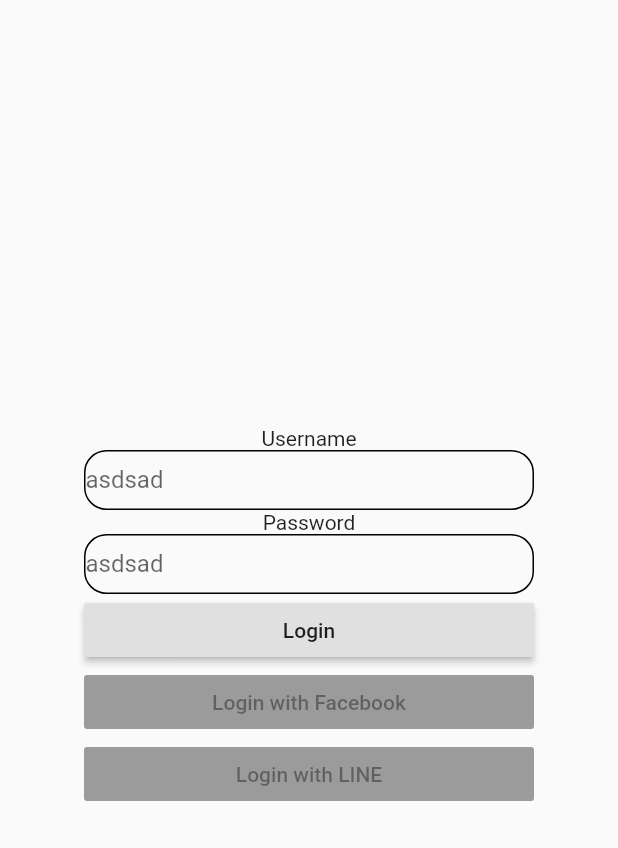
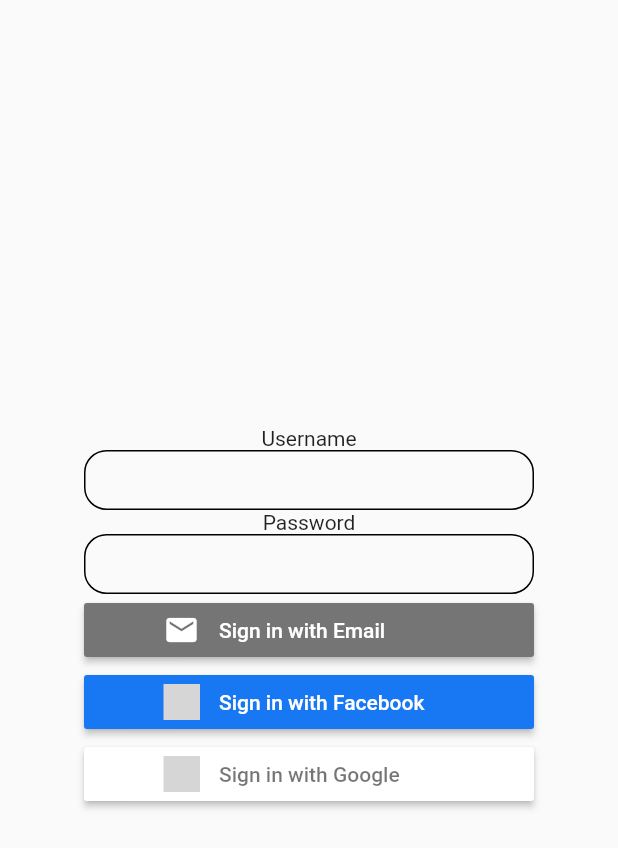
Before and after one commit to ping5721/Trip, a Flutter app: the screen it shows after launch, on a phone screen of 412 x 824 dp. Shown: the top 848 px of the screen. Run offline on Flutter 3.47's test engine with Material 2 defaults, Android fonts, the phone set to English and light mode, and no system bars; our stand-ins replace firebase_auth, firebase_core, flutter_signin_button, google_sign_in; accounts and stored records are empty; grey boxes are pictures that could not be loaded.

Commit message:
edit button for login

```diff
--- a/lib/main.dart
+++ b/lib/main.dart
@@ -1,8 +1,15 @@
 import 'package:TripApp/screen/homescreen.dart';
+import 'package:TripApp/widgets/emailSignin.dart';
+import 'package:TripApp/widgets/facebookSignin.dart';
+import 'package:TripApp/widgets/googleSignin.dart';
 import 'package:firebase_core/firebase_core.dart';
 import 'package:flutter/material.dart';
+// ignore: unused_import
+import 'package:firebase_auth/firebase_auth.dart';
 
-void main() {
+Future<void> main() async {
+  WidgetsFlutterBinding.ensureInitialized();
+  await Firebase.initializeApp();
   runApp(MyApp());
 }
 
@@ -41,41 +48,14 @@ class Loginscreen extends StatefulWidget {
 }
 
 class _LoginscreenState extends State<Loginscreen> {
-  bool _initialized = false;
-  bool _error = false;
-
-  // Define an async function to initialize FlutterFire
-  void initializeFlutterFire() async {
-    try {
-      // Wait for Firebase to initialize and set `_initialized` state to true
-      await Firebase.initializeApp();
-      setState(() {
-        _initialized = true;
-      });
-    } catch (e) {
-      // Set `_error` state to true if Firebase initialization fails
-      setState(() {
-        _error = true;
-      });
-    }
-  }
-
+  FirebaseAuth auth = FirebaseAuth.instance;
   @override
   void initState() {
-    initializeFlutterFire();
     super.initState();
   }
 
   @override
   Widget build(BuildContext context) {
-    if (_error) {
-      return null;
-    }
-
-    if (!_initialized) {
-      return CircularProgressIndicator();
-    }
-
     return SafeArea(
       child: Scaffold(
         body: Container(
@@ -93,8 +73,7 @@ class _LoginscreenState extends State<Loginscreen> {
                     border: Border.all(),
                     shape: BoxShape.rectangle),
                 child: TextFormField(
-                  decoration: InputDecoration(
-                      labelText: 'asdsad', border: InputBorder.none),
+                  decoration: InputDecoration(border: InputBorder.none),
                 ),
               ),
               Text('Password'),
@@ -106,37 +85,12 @@ class _LoginscreenState extends State<Loginscreen> {
                     border: Border.all(),
                     shape: BoxShape.rectangle),
                 child: TextFormField(
-                  decoration: InputDecoration(
-                      labelText: 'asdsad', border: InputBorder.none),
+                  decoration: InputDecoration(border: InputBorder.none),
                 ),
               ),
-              Container(
-                width: 300,
-                child: RaisedButton(
-                  onPressed: () {
-                    Navigator.push(
-                        context,
-                        MaterialPageRoute(
-                          builder: (context) => (Homepage()),
-                        ));
-                  },
-                  child: Text("Login"),
-                ),
-              ),
-              Container(
-                width: 300,
-                child: RaisedButton(
-                  onPressed: null,
-                  child: Text("Login with Facebook"),
-                ),
-              ),
-              Container(
-                width: 300,
-                child: RaisedButton(
-                  onPressed: null,
-                  child: Text("Login with LINE"),
-                ),
-              ),
+              Container(width: 300, child: buildButtonEmail()),
+              Container(width: 300, child: buildButtonFacebook()),
+              Container(width: 300, child: buildButtonGoogle()),
             ],
           ),
         ),
--- /dev/null
+++ b/lib/services/signup.dart
@@ -0,0 +1,16 @@
+import 'package:firebase_auth/firebase_auth.dart';
+
+void signup(_email, _password) async {
+  try {
+    UserCredential userCredential = await FirebaseAuth.instance
+        .createUserWithEmailAndPassword(email: _email, password: _password);
+  } on FirebaseAuthException catch (e) {
+    if (e.code == 'weak-password') {
+      print('The password provided is too weak.');
+    } else if (e.code == 'email-already-in-use') {
+      print('The account already exists for that email.');
+    }
+  } catch (e) {
+    print(e);
+  }
+}
--- /dev/null
+++ b/lib/widgets/emailSignin.dart
@@ -0,0 +1,7 @@
+import 'package:flutter/material.dart';
+
+import 'package:flutter_signin_button/flutter_signin_button.dart';
+
+Widget buildButtonEmail() {
+  return SignInButton(Buttons.Email, onPressed: () {});
+}
--- /dev/null
+++ b/lib/widgets/facebookSignin.dart
@@ -0,0 +1,7 @@
+import 'package:flutter/material.dart';
+
+import 'package:flutter_signin_button/flutter_signin_button.dart';
+
+Widget buildButtonFacebook() {
+  return  SignInButton(Buttons.FacebookNew, onPressed: () {});
+}
--- /dev/null
+++ b/lib/widgets/googleSignin.dart
@@ -0,0 +1,17 @@
+import 'package:flutter/material.dart';
+import 'package:google_sign_in/google_sign_in.dart';
+import 'package:flutter_signin_button/flutter_signin_button.dart';
+
+Widget buildButtonGoogle() {
+  return SignInButton(Buttons.Google, onPressed: () {});
+}
+
+Future loginWithGoogle(BuildContext context) async {
+  GoogleSignIn _googleSignIn = GoogleSignIn(
+    scopes: [
+      'https://www.googleapis.com/auth/contacts.readonly',
+    ],
+  );
+  GoogleSignInAccount user = await _googleSignIn.signIn();
+  GoogleSignInAuthentication userAuth = await user.authentication;
+}
--- a/pubspec.yaml
+++ b/pubspec.yaml
@@ -24,6 +24,11 @@ dependencies:
   flutter:
     sdk: flutter
   firebase_core: "0.5.0+1"
+  firebase_auth: ^0.18.1+2
+  firebase_storage: "^5.0.0-dev.3"
+  google_sign_in: ^4.5.4
+  flutter_signin_button: ^1.1.0
+  flutter_login: ^1.0.14
 
 
   # The following adds the Cupertino Icons font to your application.
```
Also changed, not shown: lib/services/googleSignin.dart (added, +14 -0 lines), pubspec.lock.
